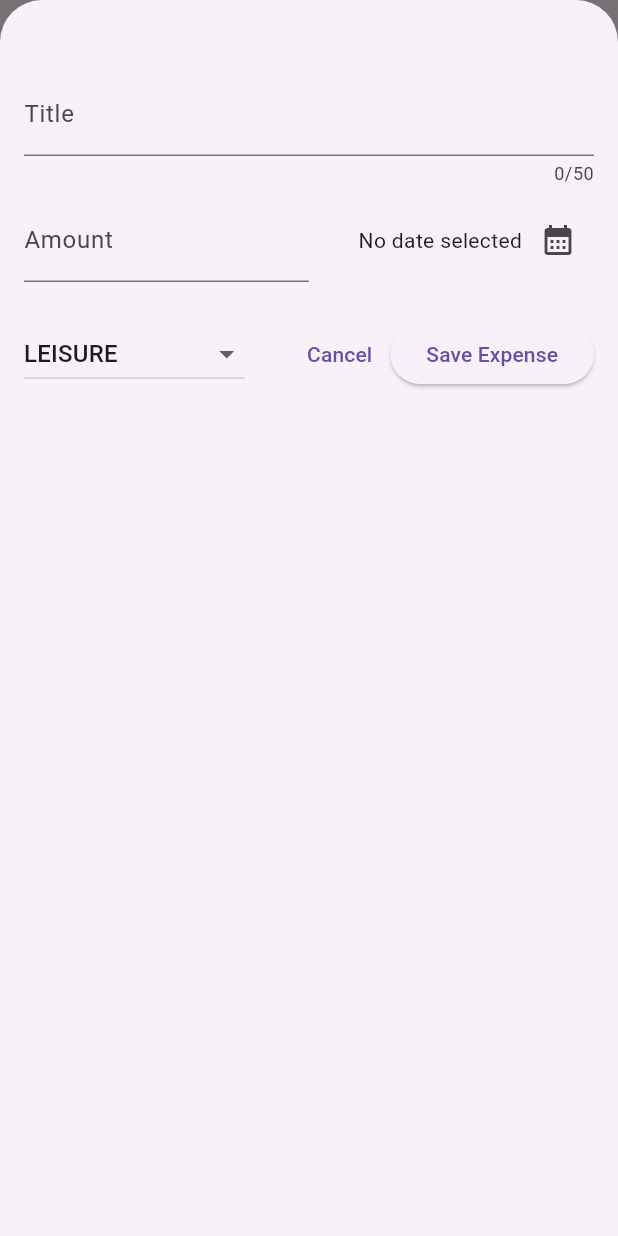
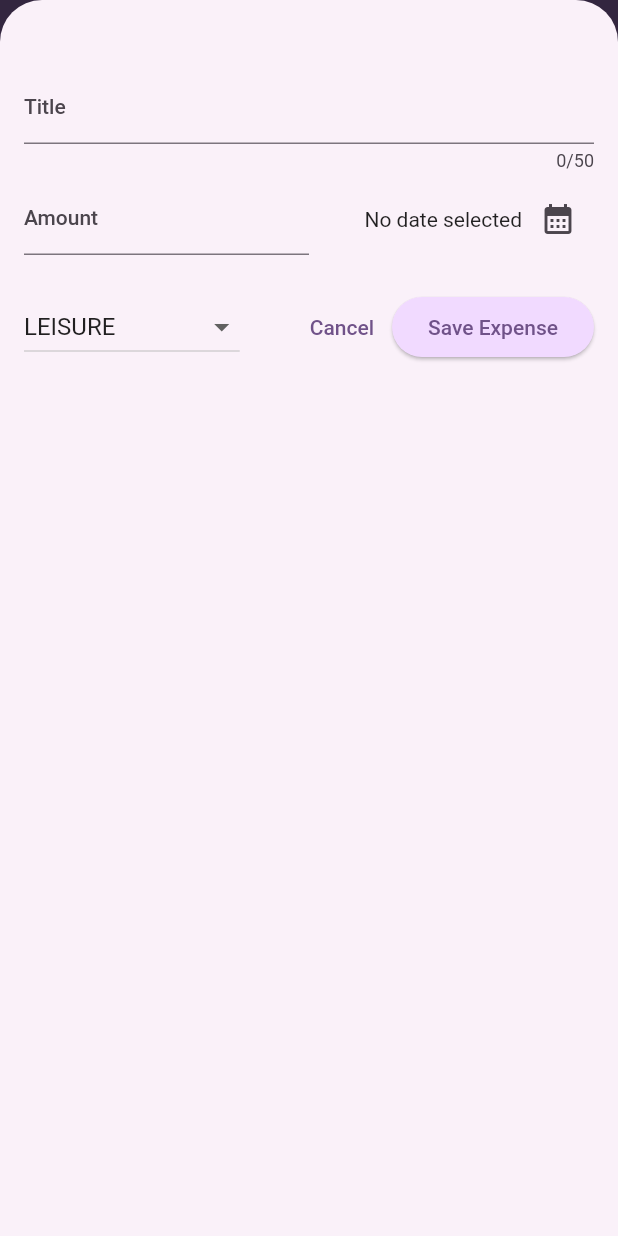
Before and after one commit to Zaela24/expense_tracker, a Flutter app: the screen it shows after launch, after a tap on the "add" icon, on a phone screen of 412 x 824 dp. Run offline on Flutter 3.47's test engine with Material 2 defaults, Android fonts, the phone set to English and light mode, and no system bars.

Commit message:
Add themeing (including dark mode

```diff
--- a/lib/main.dart
+++ b/lib/main.dart
@@ -1,10 +1,62 @@
 import 'package:expense_tracker/widget/expenses.dart';
 import 'package:flutter/material.dart';
+
+var kColorScheme = ColorScheme.fromSeed(
+  seedColor: const Color.fromARGB(255, 167, 99, 226),
+);
+
+var kDarkColorScheme = ColorScheme.fromSeed(
+  brightness: Brightness.dark,
+  seedColor: Color.fromARGB(255, 236, 190, 250),
+);
 
 void main() {
   runApp(
     MaterialApp(
-      theme: ThemeData(useMaterial3: true),
+      darkTheme: ThemeData.dark().copyWith(
+        useMaterial3: true,
+        colorScheme: kDarkColorScheme,
+        cardTheme: const CardTheme().copyWith(
+          color: kDarkColorScheme.secondaryContainer,
+          margin: const EdgeInsets.symmetric(
+            vertical: 8,
+            horizontal: 16,
+          ),
+        ),
+        elevatedButtonTheme: ElevatedButtonThemeData(
+          style: ElevatedButton.styleFrom(
+              backgroundColor: kDarkColorScheme.primaryContainer,
+              foregroundColor: kDarkColorScheme.onPrimaryContainer),
+        ),
+      ),
+      theme: ThemeData().copyWith(
+        useMaterial3: true,
+        colorScheme: kColorScheme,
+        appBarTheme: const AppBarTheme().copyWith(
+          backgroundColor: kColorScheme.primary,
+          foregroundColor: kColorScheme.onPrimary,
+        ),
+        cardTheme: const CardTheme().copyWith(
+          color: kColorScheme.secondaryContainer,
+          margin: const EdgeInsets.symmetric(
+            vertical: 8,
+            horizontal: 16,
+          ),
+        ),
+        elevatedButtonTheme: ElevatedButtonThemeData(
+          style: ElevatedButton.styleFrom(
+            backgroundColor: kColorScheme.primaryContainer,
+          ),
+        ),
+        textTheme: ThemeData().textTheme.copyWith(
+              titleLarge: TextStyle(
+                fontWeight: FontWeight.bold,
+                color: kColorScheme.onPrimaryContainer,
+                fontSize: 18,
+              ),
+            ),
+      ),
+      // themeMode: ThemeMode.system, // default
       home: const Expenses(),
     ),
   );
--- a/lib/widget/expenses_list/expense_item.dart
+++ b/lib/widget/expenses_list/expense_item.dart
@@ -14,8 +14,12 @@ class ExpenseItem extends StatelessWidget {
           vertical: 16,
         ),
         child: Column(
+          crossAxisAlignment: CrossAxisAlignment.start,
           children: [
-            Text(expense.title),
+            Text(
+              expense.title,
+              style: Theme.of(context).textTheme.titleLarge,
+            ),
             const SizedBox(height: 4),
             Row(
               children: [
--- a/lib/widget/expenses_list/expenses_list.dart
+++ b/lib/widget/expenses_list/expenses_list.dart
@@ -18,6 +18,9 @@ class ExpensesList extends StatelessWidget {
       itemCount: expenses.length,
       itemBuilder: (context, index) => Dismissible(
         key: ValueKey(expenses[index]),
+        background: Container(
+          color: Theme.of(context).colorScheme.error.withOpacity(0.5),
+        ),
         onDismissed: (direction) => onRemoveExpense(expenses[index]),
         child: ExpenseItem(expenses[index]),
       ),
```
